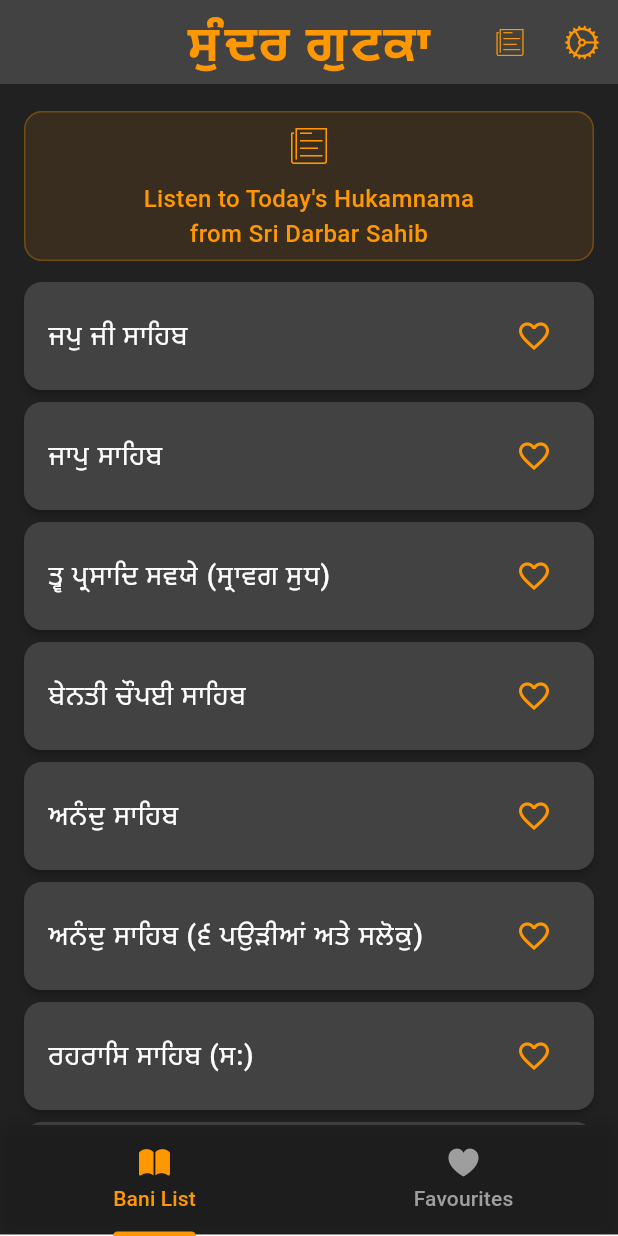
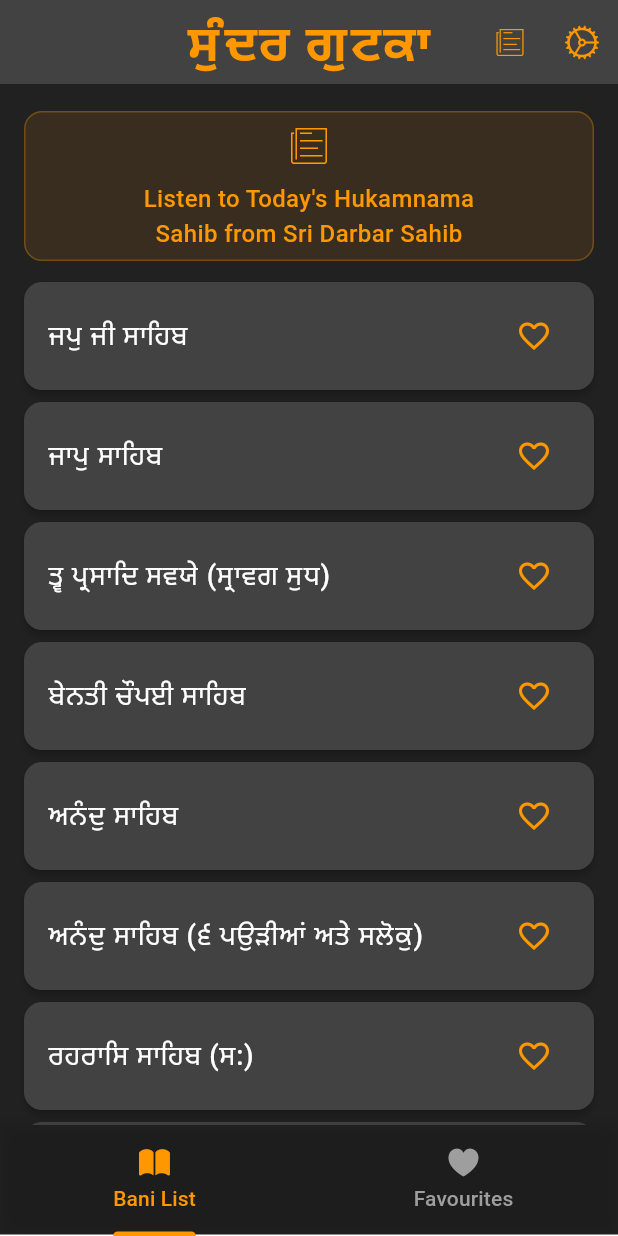
Before and after one commit to Hardeepsingh980/Sundar-Gutka, a Flutter app: the screen it shows after launch, on a phone screen of 412 x 824 dp. Run offline on Flutter 3.47's test engine with Material 3 defaults, Android fonts, the light colour scheme and no system bars; our stand-ins replace audioplayers, bloc, equatable, firebase_core, firebase_messaging, flutter_bloc and 4 more; accounts and stored records are empty.

Commit message:
new features

```diff
--- a/lib/banidetails.dart
+++ b/lib/banidetails.dart
@@ -193,7 +193,7 @@
                       itemCount: state.data.baniPunjabi.length,
                       itemBuilder: (_, i) => Column(
                         children: <Widget>[
-                          themeBloc.state.appSettings.enableLarivaar
+                          themeBloc.state.appSettings.enableLarivaar && state.data.baniLarivar[i] != ''
                               ? Container(
                                   padding: EdgeInsets.only(
                                       top: state.data.type[i] == 2 ? 30 : 5, bottom: 0),
@@ -324,7 +324,7 @@
                                     ),
                                   ),
                                 ),
-                          themeBloc.state.appSettings.enablePunjabi
+                          themeBloc.state.appSettings.enablePunjabi && state.data.baniPunjabi[i] != ''
                               ? Container(
                                   padding: const EdgeInsets.symmetric(
                                       vertical: 2, horizontal: 0),
@@ -339,7 +339,7 @@
                                   ),
                                 )
                               : Container(),
-                          themeBloc.state.appSettings.enableEnglish
+                          themeBloc.state.appSettings.enableEnglish && state.data.baniEnglish[i] != ''
                               ? Container(
                                   padding: const EdgeInsets.symmetric(
                                       vertical: 5, horizontal: 0),
--- a/lib/home.dart
+++ b/lib/home.dart
@@ -123,7 +123,7 @@
                                       Icon(CupertinoIcons.news, color: Colors.orange, size: 32),
                                       SizedBox(height: 8),
                                       Text(
-                                        "Listen to Today's Hukamnama\nfrom Sri Darbar Sahib",
+                                        "Listen to Today's Hukamnama\nSahib from Sri Darbar Sahib",
                                         textAlign: TextAlign.center,
                                         style: TextStyle(
                                           color: Colors.orange,
--- a/lib/hukam.dart
+++ b/lib/hukam.dart
@@ -219,7 +219,7 @@
                                         isLoading = true;
                                       });
                                       await audioPlayer.play(UrlSource(
-                                          'https://old.sgpc.net/hukumnama/jpeg%20hukamnama/hukamnama.mp3'));
+                                          'https://hs.sgpc.net/uploadhukamnama/hukamnama.mp3'));
                                       setState(() {
                                         isLoading = false;
                                       });
```
Also changed, not shown: 1 other file.
